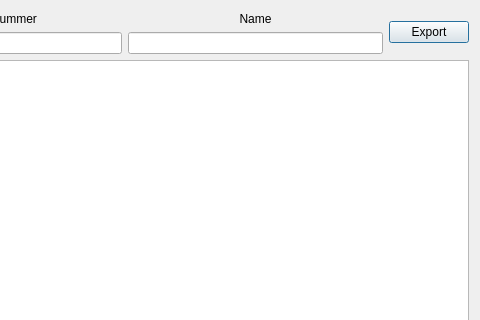
First picture: the form in timestampdialog.ui, repository Kopfwerk-Datensysteme/Power.Attendance, before the edit; both pictures show x 271 to 751 and y 0 to 320 of the 751 by 473 pixel window.
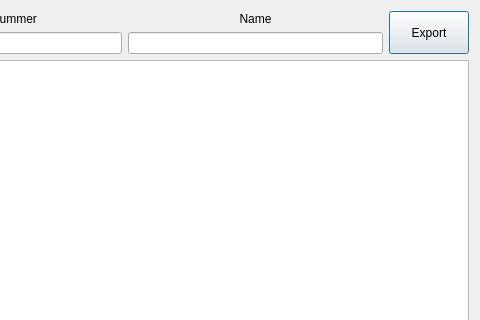
Second picture: the form after the edit.

```diff
--- a/timestampdialog.ui
+++ b/timestampdialog.ui
@@ -84,6 +84,12 @@
        </item>
        <item>
         <widget class="QPushButton" name="pushButtonExport">
+         <property name="sizePolicy">
+          <sizepolicy hsizetype="Minimum" vsizetype="Minimum">
+           <horstretch>0</horstretch>
+           <verstretch>0</verstretch>
+          </sizepolicy>
+         </property>
          <property name="text">
           <string>Export</string>
          </property>
```
